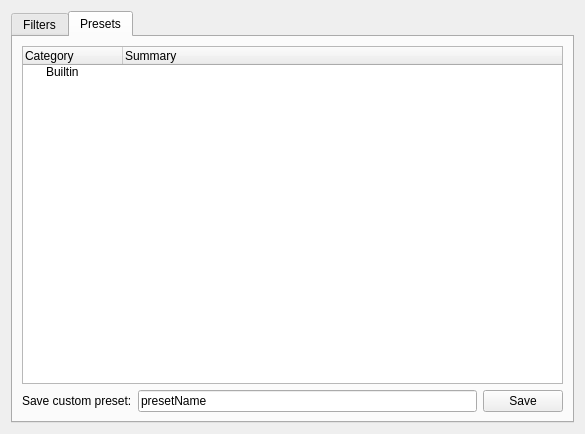
Before: the Qt Designer form exileSniffer/rawfilterform.ui in ncatlin/exileSniffer, drawn with Qt 5.
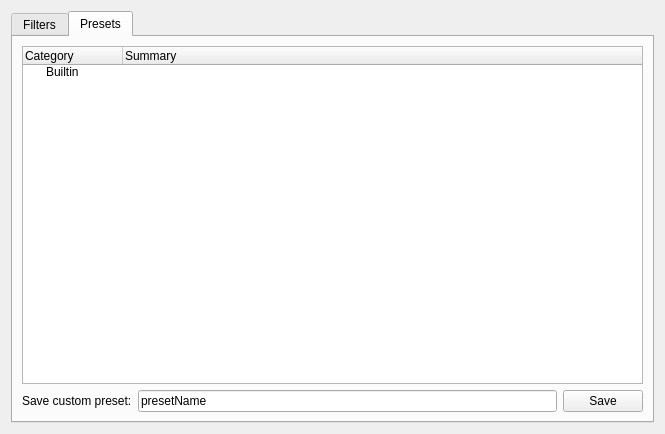
After: the same form once the commit is applied.

What changed in the file:
```diff
--- a/exileSniffer/rawfilterform.ui
+++ b/exileSniffer/rawfilterform.ui
@@ -6,7 +6,7 @@
    <rect>
     <x>0</x>
     <y>0</y>
-    <width>585</width>
+    <width>665</width>
     <height>434</height>
    </rect>
   </property>
```
